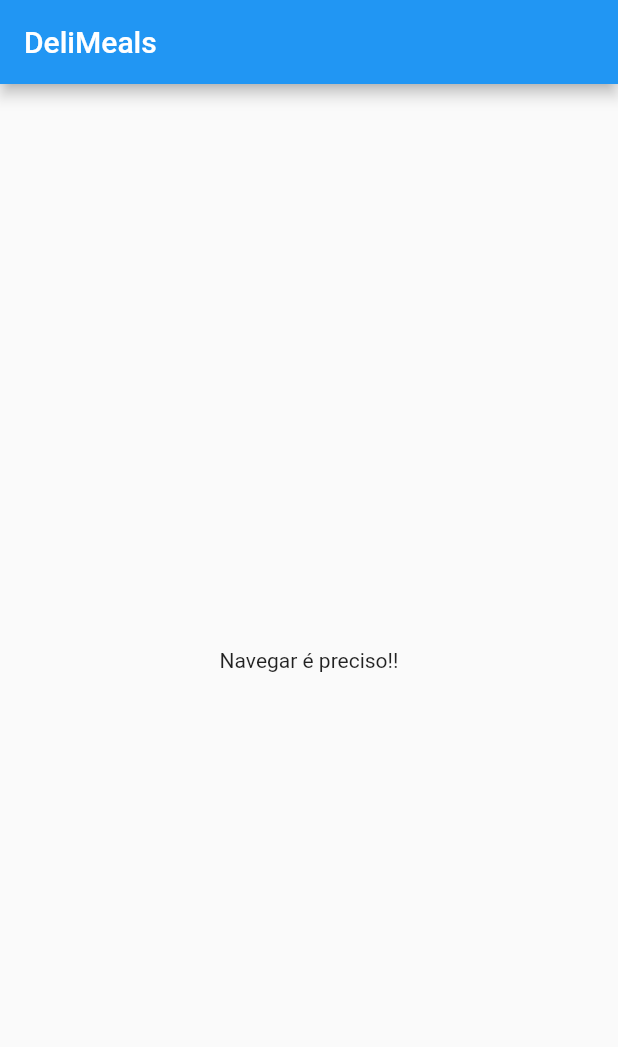
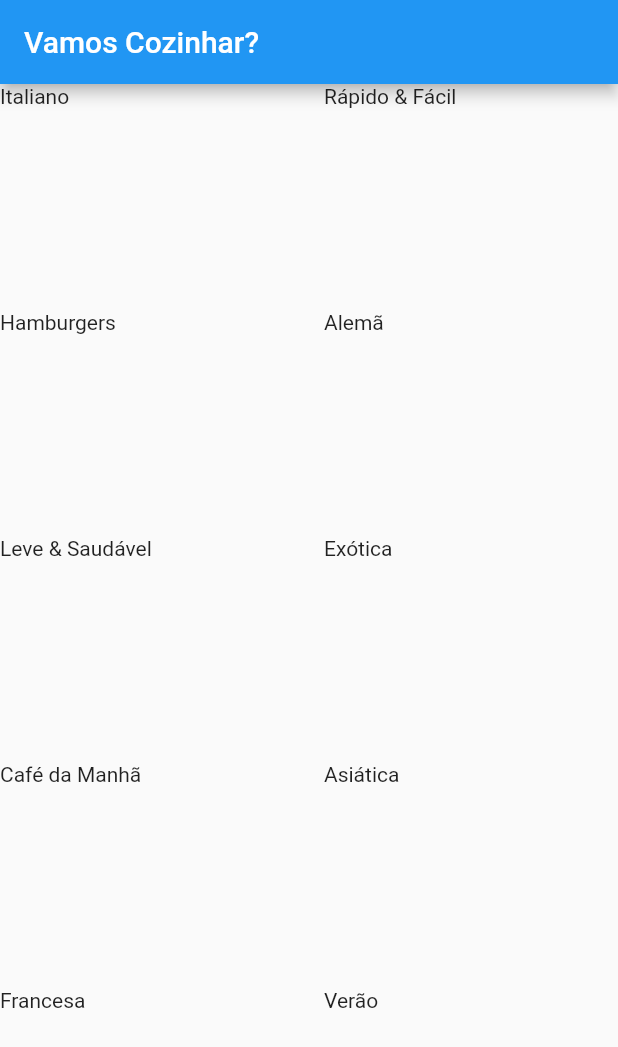
Before and after one commit to massimiliano76/my-meals, a Flutter app: the screen it shows after launch, on a phone screen of 412 x 824 dp. Shown: the top 1047 px of the screen. Run offline on Flutter 3.47's test engine with Material 2 defaults, Android fonts, the phone set to English and light mode, and no system bars.

Commit message:
Add Category Item component

```diff
--- /dev/null
+++ b/lib/components/category_item.dart
@@ -0,0 +1,16 @@
+import 'package:flutter/material.dart';
+
+import '../models/category.dart';
+
+class CategoryItem extends StatelessWidget {
+  final Category category;
+
+  const CategoryItem(this.category);
+
+  @override
+  Widget build(BuildContext context) {
+    return Container(
+      child: Text(category.title),
+    );
+  }
+}
--- /dev/null
+++ b/lib/data/dummy_data.dart
@@ -0,0 +1,56 @@
+import 'package:flutter/material.dart';
+
+import '../models/category.dart';
+
+const DUMMY_CATEGORIES = const [
+  Category(
+    id: 'c1',
+    title: 'Italiano',
+    color: Colors.purple,
+  ),
+  Category(
+    id: 'c2',
+    title: 'Rápido & Fácil',
+    color: Colors.red,
+  ),
+  Category(
+    id: 'c3',
+    title: 'Hamburgers',
+    color: Colors.orange,
+  ),
+  Category(
+    id: 'c4',
+    title: 'Alemã',
+    color: Colors.amber,
+  ),
+  Category(
+    id: 'c5',
+    title: 'Leve & Saudável',
+    color: Colors.indigo,
+  ),
+  Category(
+    id: 'c6',
+    title: 'Exótica',
+    color: Colors.green,
+  ),
+  Category(
+    id: 'c7',
+    title: 'Café da Manhã',
+    color: Colors.lightBlue,
+  ),
+  Category(
+    id: 'c8',
+    title: 'Asiática',
+    color: Colors.lightGreen,
+  ),
+  Category(
+    id: 'c9',
+    title: 'Francesa',
+    color: Colors.pink,
+  ),
+  Category(
+    id: 'c10',
+    title: 'Verão',
+    color: Colors.teal,
+  ),
+];
--- a/lib/main.dart
+++ b/lib/main.dart
@@ -1,4 +1,5 @@
 import 'package:flutter/material.dart';
+import 'screens/caregories_screen.dart';
 
 void main() => runApp(MyApp());
 
@@ -6,30 +7,11 @@ class MyApp extends StatelessWidget {
   @override
   Widget build(BuildContext context) {
     return MaterialApp(
-      title: 'DeliMeals',
+      title: 'my Meals',
       theme: ThemeData(
         primarySwatch: Colors.blue,
       ),
-      home: MyHomePage(),
+      home: CategoriesScreen(),
     );
   }
 }
-
-class MyHomePage extends StatefulWidget {
-  @override
-  _MyHomePageState createState() => _MyHomePageState();
-}
-
-class _MyHomePageState extends State<MyHomePage> {
-  @override
-  Widget build(BuildContext context) {
-    return Scaffold(
-      appBar: AppBar(
-        title: Text('DeliMeals'),
-      ),
-      body: Center(
-        child: Text('Navegar é preciso!!'),
-      ),
-    );
-  }
-}
--- /dev/null
+++ b/lib/models/category.dart
@@ -0,0 +1,15 @@
+import 'dart:ui';
+
+import 'package:flutter/material.dart';
+
+class Category {
+  final String id;
+  final String title;
+  final Color color;
+
+  const Category({
+    @required this.id,
+    @required this.title,
+    this.color = Colors.orange,
+  });
+}
--- /dev/null
+++ b/lib/screens/caregories_screen.dart
@@ -0,0 +1,25 @@
+import 'package:flutter/material.dart';
+import '../components/category_item.dart';
+import '../data/dummy_data.dart';
+
+class CategoriesScreen extends StatelessWidget {
+  @override
+  Widget build(BuildContext context) {
+    return Scaffold(
+      appBar: AppBar(
+        title: Text('Vamos Cozinhar?'),
+      ),
+      body: GridView(
+        gridDelegate: SliverGridDelegateWithMaxCrossAxisExtent(
+          maxCrossAxisExtent: 200,
+          childAspectRatio: 3 / 2,
+          crossAxisSpacing: 20,
+          mainAxisSpacing: 20,
+        ),
+        children: DUMMY_CATEGORIES.map((cat) {
+          return CategoryItem(cat);
+        }).toList(),
+      ),
+    );
+  }
+}
```
